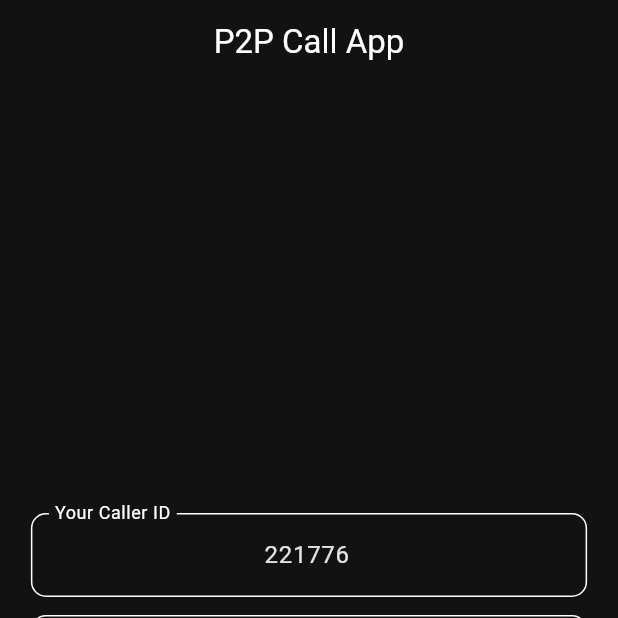
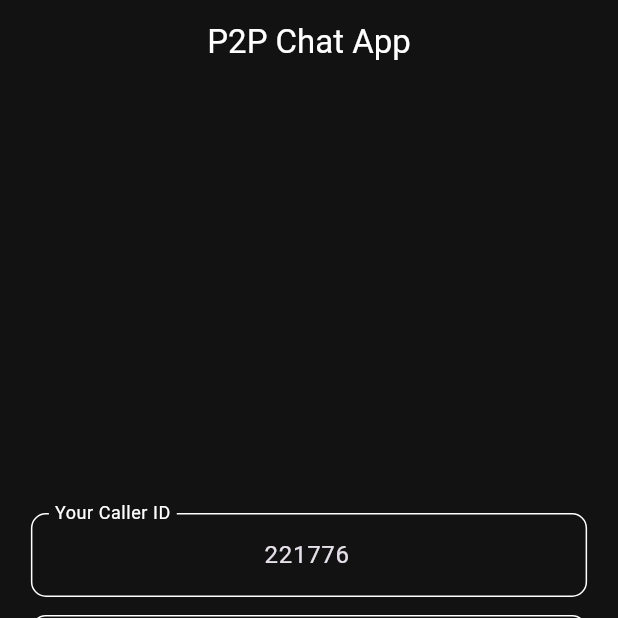
Before and after one commit to chitraarasu/WebRTC-MediaStream-DataChannel, a Flutter app: the screen it shows after launch, on a phone screen of 412 x 824 dp, the top half of it. Run offline on Flutter 3.47's test engine with Material 3 defaults, Android fonts, the phone set to English and light mode, and no system bars; our stand-ins replace socket_io_client; missing offline and left inert: flutter_webrtc; network calls fail.

Commit message:
Content correction done

```diff
--- a/Chat/flutter-webrtc-chat-app/lib/main.dart
+++ b/Chat/flutter-webrtc-chat-app/lib/main.dart
@@ -13,7 +13,7 @@ class ChatApp extends StatelessWidget {
   ChatApp({super.key});
 
   // signalling server url
-  final String websocketUrl = "https://93ff-2405-201-e029-d172-5da-c4d7-b037-aae5.ngrok-free.app";
+  final String websocketUrl = "https://8feb-2405-201-e029-d172-5da-c4d7-b037-aae5.ngrok-free.app";
 
   // generate callerID of local user
   final String selfCallerID =
@@ -29,6 +29,7 @@ class ChatApp extends StatelessWidget {
 
     // return material app
     return MaterialApp(
+      debugShowCheckedModeBanner: false,
       darkTheme: ThemeData.dark().copyWith(
         useMaterial3: true,
         colorScheme: const ColorScheme.dark(),
--- a/Chat/flutter-webrtc-chat-app/lib/screens/join_screen.dart
+++ b/Chat/flutter-webrtc-chat-app/lib/screens/join_screen.dart
@@ -52,7 +52,7 @@ class _JoinScreenState extends State<JoinScreen> {
       backgroundColor: Theme.of(context).colorScheme.background,
       appBar: AppBar(
         centerTitle: true,
-        title: const Text("P2P Call App"),
+        title: const Text("P2P Chat App"),
       ),
       body: SafeArea(
         child: Stack(
--- a/VideoCall/flutter-webrtc-app/lib/main.dart
+++ b/VideoCall/flutter-webrtc-app/lib/main.dart
@@ -13,7 +13,7 @@ class VideoCallApp extends StatelessWidget {
   VideoCallApp({super.key});
 
   // signalling server url
-  final String websocketUrl = "https://b3b6-2405-201-e029-d172-9d91-4c0f-4737-6d25.ngrok-free.app/";
+  final String websocketUrl = "https://50a5-2405-201-e029-d172-5da-c4d7-b037-aae5.ngrok-free.app";
 
   // generate callerID of local user
   final String selfCallerID =
```
